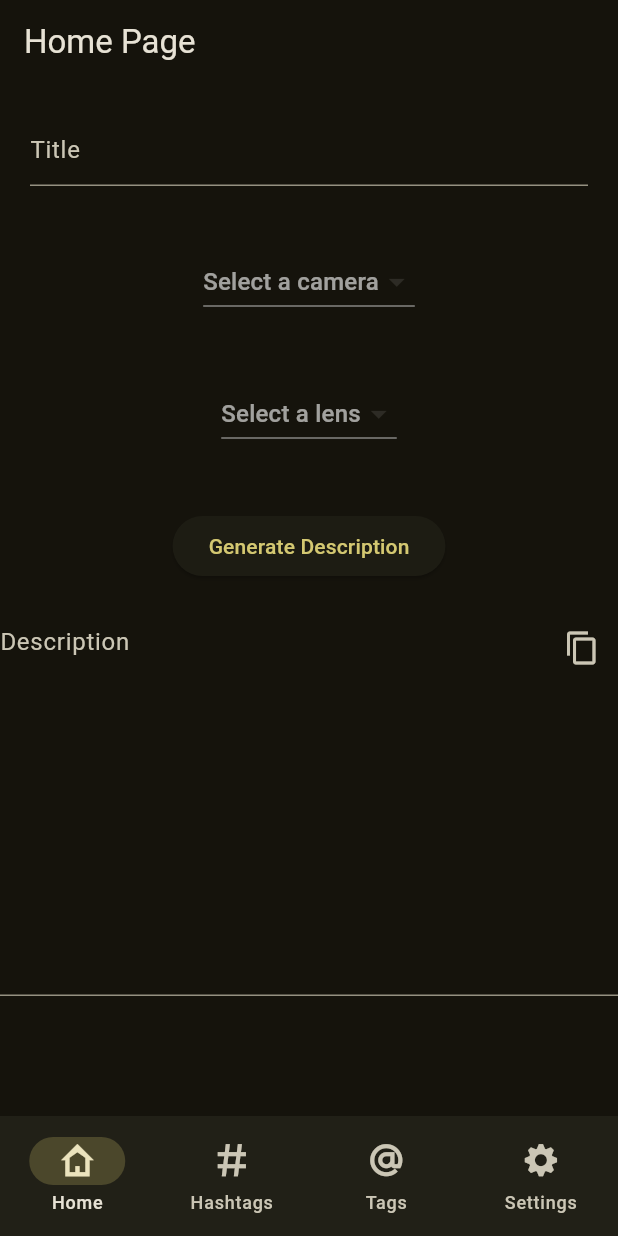
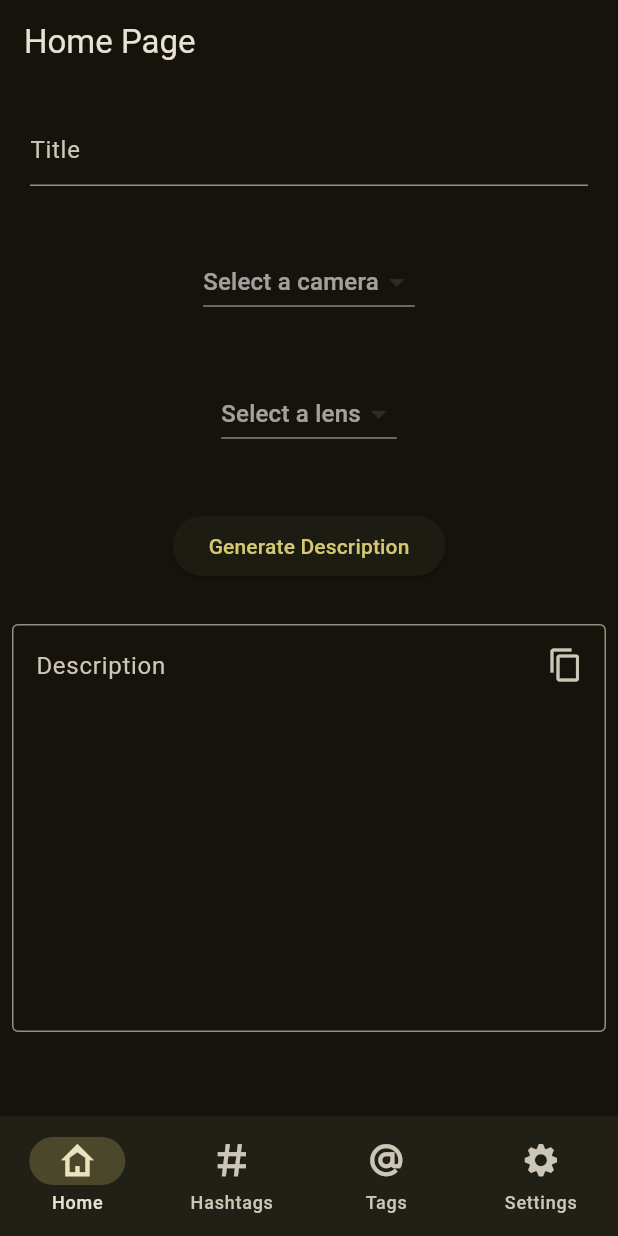
Before and after one commit to karol-at/instagram_description_generator, a Flutter app: the screen it shows after launch, on a phone screen of 412 x 824 dp. Run offline on Flutter 3.47's test engine with Material 3 defaults, Android fonts, the phone set to English and light mode, and no system bars.

Commit message:
style output textfield

```diff
--- a/lib/Pages/main_page.dart
+++ b/lib/Pages/main_page.dart
@@ -87,17 +87,10 @@ class _HomePageState extends State<HomePage> {
               Expanded(
                 child: Stack(
                   children: [
-
-                    TextField(
-                      controller: TextEditingController(text: state.descriptionCreator.description),
-                      maxLines: 10,
-                      readOnly: true,
-                      decoration: const InputDecoration(
-                        hintText: 'Description',
-                      ),
-                    ),
                     Align(
                       alignment: Alignment.topRight,
+                      child: Padding(
+                        padding: const EdgeInsets.all(11.0),
                         child: IconButton(
                           onPressed: () {
                             Clipboard.setData(ClipboardData(text: state.descriptionCreator.description));
@@ -110,6 +103,20 @@ class _HomePageState extends State<HomePage> {
                           icon: const Icon(Icons.copy),
                         ),
                       ),
+                      ),
+                    Padding(
+                      padding: const EdgeInsets.all(8.0),
+                      child: TextField(
+                        controller: TextEditingController(text: state.descriptionCreator.description),
+                        maxLines: 10,
+                        readOnly: true,
+                        decoration: const InputDecoration(
+                          hintText: 'Description',
+                          border: OutlineInputBorder()
+                        ),
+                      ),
+                    ),
+
                   ],
                 ),
               )
```
Lines whose indentation alone changed are shown as unchanged.
